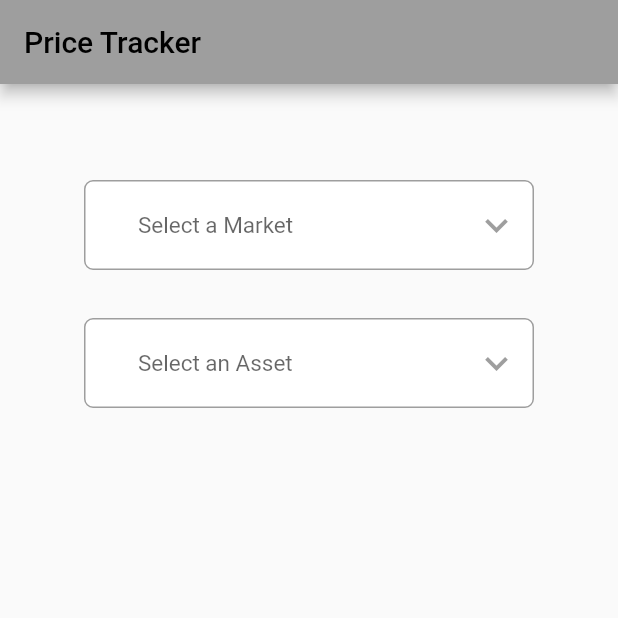
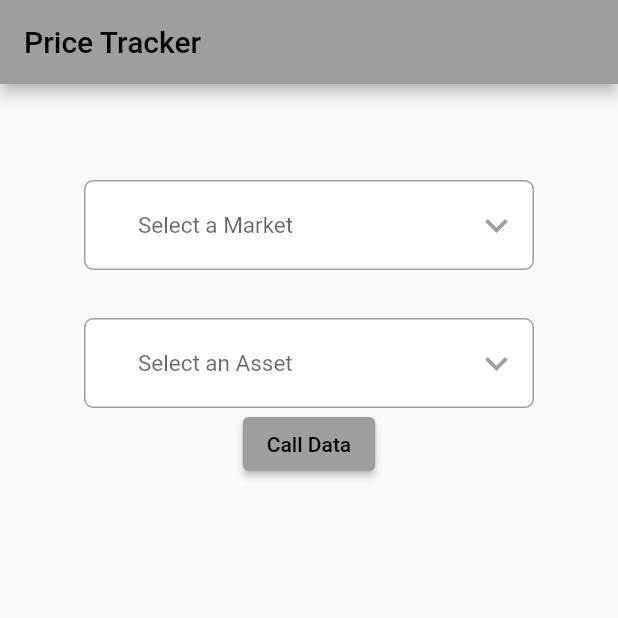
Before and after one commit to adolesamuel/deriv, a Flutter app: the screen it shows after launch, on a phone screen of 412 x 824 dp, the top half of it. Run offline on Flutter 3.47's test engine with Material 2 defaults, Android fonts, the phone set to English and light mode, and no system bars; our stand-ins replace bloc, connectivity_plus, dartz, dropdown_button2, equatable, flutter_bloc and 1 more.

Commit message:
cubit to fetch symbols data done

```diff
--- a/lib/features/price_tracker/app/cubit/get_data_cubit.dart
+++ b/lib/features/price_tracker/app/cubit/get_data_cubit.dart
@@ -14,16 +14,30 @@ class GetDataCubit extends Cubit<GetDataState> {
     required this.getSymbols,
   }) : super(GetDataInitial());
 
+  List<String> markets = [];
   List<ActiveSymbol> symbols = [];
 
   //call the use case
 
-  getActiveSymbols() async {
+  getActiveSymbols() {
     emit(ActiveSymbolsLoading());
 
     getSymbols.call(NoParams()).listen((event) {
-      event.fold((l) => emit(ActiveSymbolsFailure(l)),
-          (r) => emit(ActiveSymbolsFetched(r)));
+      event.fold((l) => emit(ActiveSymbolsFailure(l)), (r) {
+        //create market from list of symbols/
+
+        for (ActiveSymbol symbol in r) {
+          if (markets.contains(symbol.marketDisplayName)) {
+            continue;
+          } else {
+            markets.add(symbol.marketDisplayName);
+          }
+        }
+
+        symbols = r;
+
+        emit(ActiveSymbolsFetched(r));
+      });
     });
   }
 }
--- a/lib/features/price_tracker/app/page/price_tracker.dart
+++ b/lib/features/price_tracker/app/page/price_tracker.dart
@@ -23,31 +23,41 @@ class _PriceTrackerPageState extends State<PriceTrackerPage> {
   @override
   void initState() {
     super.initState();
-    getDataCubit.getActiveSymbols();
+    WidgetsBinding.instance.addPostFrameCallback((timeStamp) {
+      // getDataCubit = BlocProvider.of<GetDataCubit>(context);
+      getDataCubit.getActiveSymbols();
+    });
   }
 
   @override
   Widget build(BuildContext context) {
     return BlocBuilder<GetDataCubit, GetDataState>(
+      bloc: getDataCubit,
       builder: (context, state) {
+        print(state);
         if (state is ActiveSymbolsLoading) {
-          return const CircularProgressIndicator();
+          return const Center(child: CircularProgressIndicator());
         }
 
         return Container(
           padding: const EdgeInsets.symmetric(horizontal: 16.0, vertical: 64.0),
           child: Center(
             child: Column(
-              children: const [
-                SizedBox(
+              children: [
+                const SizedBox(
                     width: 300,
                     child: AppDropdown(hintText: 'Select a Market', items: [])),
-                SizedBox(
+                const SizedBox(
                   height: 32.0,
                 ),
-                SizedBox(
+                const SizedBox(
                     width: 300,
                     child: AppDropdown(hintText: 'Select an Asset', items: [])),
+                ElevatedButton(
+                    onPressed: () {
+                      getDataCubit.getActiveSymbols();
+                    },
+                    child: const Text('Call Data')),
               ],
             ),
           ),
--- a/lib/features/price_tracker/data/repository/symbols_repository_impl.dart
+++ b/lib/features/price_tracker/data/repository/symbols_repository_impl.dart
@@ -19,6 +19,8 @@ class AppSymbolsRepository implements SymbolsRepository {
     if (await networkInfo.isConnected) {
       yield* symbolsRemoteSource.streamActiveSymbols().map(
         (event) {
+          print('Got Data');
+          print(event);
           return Right<Failure, List<ActiveSymbol>>(event);
         },
       ).handleError((e) {
--- a/lib/features/price_tracker/data/sources/remote_source.dart
+++ b/lib/features/price_tracker/data/sources/remote_source.dart
@@ -15,9 +15,11 @@ class AppSymbolsRemoteSource implements SymbolsRemoteSource {
 
     final channel = IOWebSocketChannel.connect(url);
 
-    final query = {"active_symbols": "brief", "product_type": "basic"};
+    final query =
+        json.encode({"active_symbols": "brief", "product_type": "basic"});
     channel.sink.add(query);
     Stream.periodic(const Duration(seconds: 20), (_) {
+      print('making another sink addittion');
       channel.sink.add(query);
     });
 
--- a/lib/features/price_tracker/domain/usecases/get_symbols_usecase.dart
+++ b/lib/features/price_tracker/domain/usecases/get_symbols_usecase.dart
@@ -11,6 +11,7 @@ class GetSymbols extends Usecase<List<ActiveSymbol>, NoParams> {
 
   @override
   Stream<Either<Failure, List<ActiveSymbol>>> call(NoParams params) async* {
+    print('usecase running');
     yield* symbolsRepository.streamActiveSymbols();
   }
 }
```
Also changed, not shown: 3 other files.
